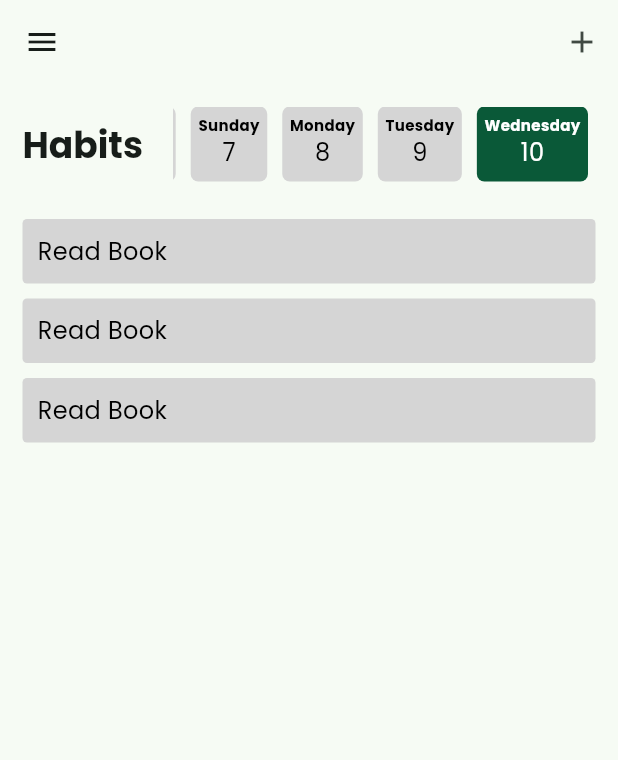
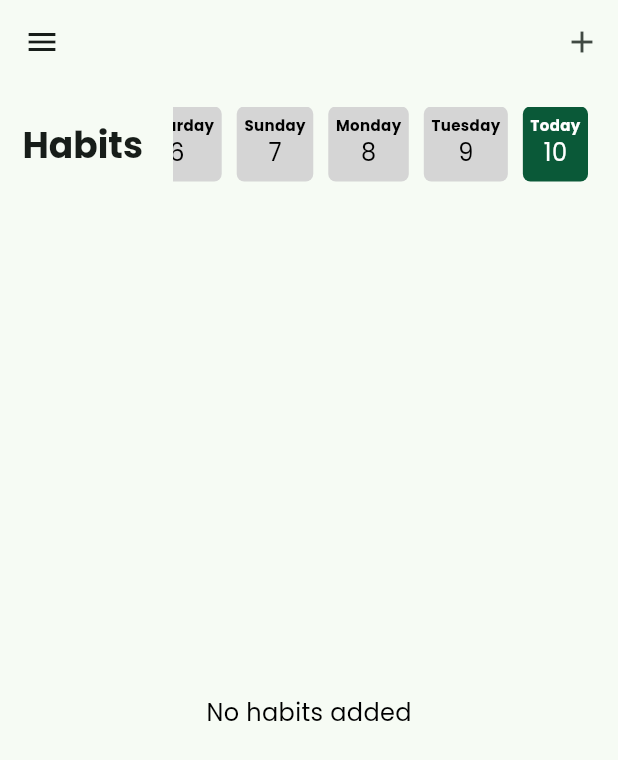
Before and after one commit to ShijasMkt/uTracker, a Flutter app: the HomeScreen screen opened directly, on a phone screen of 412 x 824 dp. Shown: the top 760 px of the screen. Run offline on Flutter 3.47's test engine with Material 3 defaults, Android fonts, the phone set to English and light mode, and no system bars; our stand-ins replace flutter_riverpod, hive_flutter; accounts and stored records are empty.

Commit message:
created add habits page and habits model

```diff
--- a/lib/main.dart
+++ b/lib/main.dart
@@ -2,12 +2,15 @@ import 'package:flutter/material.dart';
 import 'package:hive_flutter/adapters.dart';
 import 'package:utracker/auth_gate.dart';
 import 'package:flutter_riverpod/flutter_riverpod.dart';
+import 'package:utracker/models/habit_model.dart';
 
 void main() async {
   WidgetsFlutterBinding.ensureInitialized();
   await Hive.initFlutter();
   await Hive.openBox('userBox');
   await Hive.openBox('settingsBox');
+  Hive.registerAdapter(HabitAdapter());
+  await Hive.openBox<Habit>('Habits');
   runApp(const ProviderScope(child: MyApp()) );
 }
 
--- a/lib/models/habit_model.dart
+++ b/lib/models/habit_model.dart
@@ -1,7 +1,21 @@
-class HabitModel {
-  final String name;
-  final String desc;
-  final int streak;
+import 'package:hive_flutter/hive_flutter.dart';
+part 'habit_model.g.dart';
 
-  const HabitModel(this.name,this.desc,this.streak);
+@HiveType(typeId: 0)
+class Habit extends HiveObject {
+
+  @HiveField(0)
+  String title;
+
+  @HiveField(1)
+  String desc;
+
+  @HiveField(2)
+  Map<String, bool> dailyStatus;
+
+  Habit({
+    required this.title,
+    this.desc = '',
+    Map<String, bool>? dailyStatus,
+  }): dailyStatus = dailyStatus ?? {};
 }
--- a/lib/screens/home_screen.dart
+++ b/lib/screens/home_screen.dart
@@ -1,23 +1,100 @@
+import 'dart:developer';
 import 'package:flutter/material.dart';
+import 'package:flutter_riverpod/flutter_riverpod.dart';
 import 'package:intl/intl.dart';
+import 'package:utracker/screens/add_habit.dart';
+import 'package:utracker/screens/onboarding_screen.dart';
 import 'package:utracker/widgets/habit_tile.dart';
+import 'package:utracker/models/habit_model.dart';
+import 'package:hive_flutter/hive_flutter.dart';
+import 'package:utracker/providers/auth_provider.dart';
 
-class HomeScreen extends StatefulWidget {
+class HomeScreen extends ConsumerStatefulWidget {
   const HomeScreen({super.key});
 
   @override
-  State<HomeScreen> createState() => _HomeScreenState();
+  ConsumerState<HomeScreen> createState() => _HomeScreenState();
 }
 
-class _HomeScreenState extends State<HomeScreen> {
+class _HomeScreenState extends ConsumerState<HomeScreen> {
+  final userBox = Hive.box('userBox');
+  final settingsBox = Hive.box('settingsBox');
   int selectedIndex = -1;
+  DateTime? selectedDate;
+  final habitBox = Hive.box<Habit>('Habits');
+
+  @override
+  void initState() {
+    super.initState();
+    DateTime today = DateTime.now();
+    selectedDate = DateTime(today.year, today.month, today.day);
+  }
+
   @override
   Widget build(BuildContext context) {
     DateTime today = DateTime.now();
+    today = DateTime(today.year, today.month, today.day);
     return Scaffold(
       appBar: AppBar(
-        leading: IconButton(icon: Icon(Icons.menu), onPressed: () {}),
-        actions: [IconButton(onPressed: () {}, icon: Icon(Icons.add))],
+        leading: Builder(
+          builder: (context) => IconButton(
+            icon: Icon(Icons.menu),
+            onPressed: () {
+              Scaffold.of(context).openDrawer();
+            },
+          ),
+        ),
+        actions: [
+          IconButton(
+            onPressed: () {
+              Navigator.push(
+                context,
+                MaterialPageRoute(builder: (_) => AddHabit()),
+              );
+            },
+            icon: Icon(Icons.add),
+          ),
+        ],
+      ),
+      drawer: Drawer(
+        child: ListView(
+          padding: EdgeInsets.zero,
+          children: [
+            DrawerHeader(
+              decoration: BoxDecoration(color: Color(0xff0A5938)),
+              child: Text(
+                "Hi, ${userBox.get('name')}",
+                style: TextStyle(color: Colors.white, fontSize: 20),
+              ),
+            ),
+            ListTile(
+              leading: Icon(Icons.home),
+              title: Text("Home"),
+              onTap: () {
+                Navigator.pop(context);
+              },
+            ),
+            ListTile(
+              leading: Icon(Icons.settings),
+              title: Text("Settings"),
+              onTap: () {
+                Navigator.pop(context);
+              },
+            ),
+            ListTile(
+              leading: Icon(Icons.logout, color: Colors.red),
+              title: Text("Logout"),
+              onTap: () {
+                settingsBox.put('isLoggedIn', false);
+                ref.read(authProvider.notifier).logout();
+                Navigator.pushReplacement(
+                  context,
+                  MaterialPageRoute(builder: (_) => OnboardingScreen()),
+                );
+              },
+            ),
+          ],
+        ),
       ),
       body: SafeArea(
         child: Padding(
@@ -39,26 +116,33 @@ class _HomeScreenState extends State<HomeScreen> {
                         itemCount: 7,
                         itemBuilder: (context, index) {
                           DateTime day = today.subtract(Duration(days: index));
+                          day = DateTime(day.year, day.month, day.day);
                           String dayName = DateFormat('EEEE').format(day);
                           return Container(
                             padding: EdgeInsets.all(5),
                             margin: EdgeInsets.symmetric(horizontal: 5),
                             alignment: Alignment.center,
                             decoration: BoxDecoration(
-                              color: day == today
+                              color: day == selectedDate
                                   ? Color(0xff0A5938)
                                   : Color(0xffd5d5d5),
                               borderRadius: BorderRadius.circular(5),
                             ),
                             child: InkWell(
-                              onTap: () {},
+                              onTap: () {
+                                setState(() {
+                                  selectedDate = day;
+                                });
+                                log("$day");
+                                log("$today");
+                              },
                               child: Column(
                                 children: [
                                   Text(
-                                    dayName,
+                                    day == today ? 'Today' : dayName,
                                     style: TextStyle(
                                       fontSize: 10,
-                                      color: day == today
+                                      color: day == selectedDate
                                           ? Colors.white
                                           : Colors.black,
                                       fontWeight: FontWeight.bold,
@@ -67,7 +151,7 @@ class _HomeScreenState extends State<HomeScreen> {
                                   Text(
                                     "${day.day}",
                                     style: TextStyle(
-                                      color: day == today
+                                      color: day == selectedDate
                                           ? Colors.white
                                           : Colors.black,
                                     ),
@@ -84,16 +168,29 @@ class _HomeScreenState extends State<HomeScreen> {
               ),
               SizedBox(height: 20),
               Expanded(
-                child: ListView.builder(
-                  itemCount: 3,
+                child: ValueListenableBuilder(
+                  valueListenable: habitBox.listenable(),
+                  builder: (context, Box<Habit> box, _) {
+                    if (box.values.isEmpty) {
+                      return Center(child: Text("No habits added"));
+                    }
+                    return ListView.builder(
+                      itemCount: box.length,
                       itemBuilder: (context, index) {
+                        final habit = box.getAt(index);
+                        if (habit == null) {
+                          return SizedBox();
+                        }
                         return HabitTile(
                           index: index,
-                      selectedIndex: selectedIndex,
+                          context:context,
                           onTap: () {
                             setState(() {
                               selectedIndex = index;
                             });
+                          },
+                          habit: habit,
+                        );
                       },
                     );
                   },
--- a/lib/screens/sign_up.dart
+++ b/lib/screens/sign_up.dart
@@ -1,4 +1,3 @@
-import 'dart:developer';
 import 'package:flutter/material.dart';
 import 'package:flutter_riverpod/flutter_riverpod.dart';
 import 'package:hive_flutter/hive_flutter.dart';
@@ -129,8 +128,6 @@ class _SignUpState extends ConsumerState<SignUp> {
                   onPressed: () {
                     if (_formkey.currentState!.validate()) {
                       _saveUser();
-                    } else {
-                      log("error");
                     }
                   },
                   child: Text(
--- a/lib/widgets/habit_tile.dart
+++ b/lib/widgets/habit_tile.dart
@@ -1,38 +1,50 @@
 import 'package:flutter/material.dart';
+import 'package:utracker/models/habit_model.dart';
 
 class HabitTile extends StatelessWidget {
   final int index;
-  final int selectedIndex;
+  final BuildContext context;
   final VoidCallback onTap;
+  final Habit habit;
 
   const HabitTile({
     super.key,
     required this.index,
-    required this.selectedIndex,
+    required this.context,
     required this.onTap,
+    required this.habit,
   });
+
+  void _deleteHabit(){
+    habit.delete();
+    ScaffoldMessenger.of(
+      context,
+    ).showSnackBar(SnackBar(backgroundColor: Colors.red, duration: Duration(seconds: 2),content: Text('Habbit Deleted')));
+  }
 
   @override
   Widget build(BuildContext context) {
+    bool isCompleted = false;
     return Container(
       margin: EdgeInsets.symmetric(vertical: 5),
       padding: EdgeInsets.all(10),
       decoration: BoxDecoration(
-        color: selectedIndex == index ? Color(0xff0A5938) : Color(0xffd5d5d5),
+        color: Color(0xffd5d5d5),
         borderRadius: BorderRadius.circular(3),
       ),
       child: InkWell(
         onTap: onTap,
         child: Row(
+          mainAxisAlignment: MainAxisAlignment.spaceBetween,
           children: [
-            Column(
+            Text(habit.title, style: TextStyle(color: Colors.black)),
+            Row(
+              spacing: 5,
               children: [
-                Text(
-                  "Read Book",
-                  style: TextStyle(
-                    color: index == selectedIndex ? Colors.white : Colors.black,
-                  ),
-                ),
+                InkWell(child: Icon(Icons.delete), onTap: (){
+                  _deleteHabit();
+                },) ,
+                Icon(isCompleted ? Icons.check : Icons.circle_outlined),
               ],
             ),
           ],
```
Also changed, not shown: lib/models/habit_status_model.dart (added, +20 -0 lines), lib/screens/add_habit.dart (added, +82 -0 lines), lib/models/habit_model.g.dart (added), lib/models/habit_status_model.g.dart (added). Lines whose indentation alone changed are shown as unchanged.
